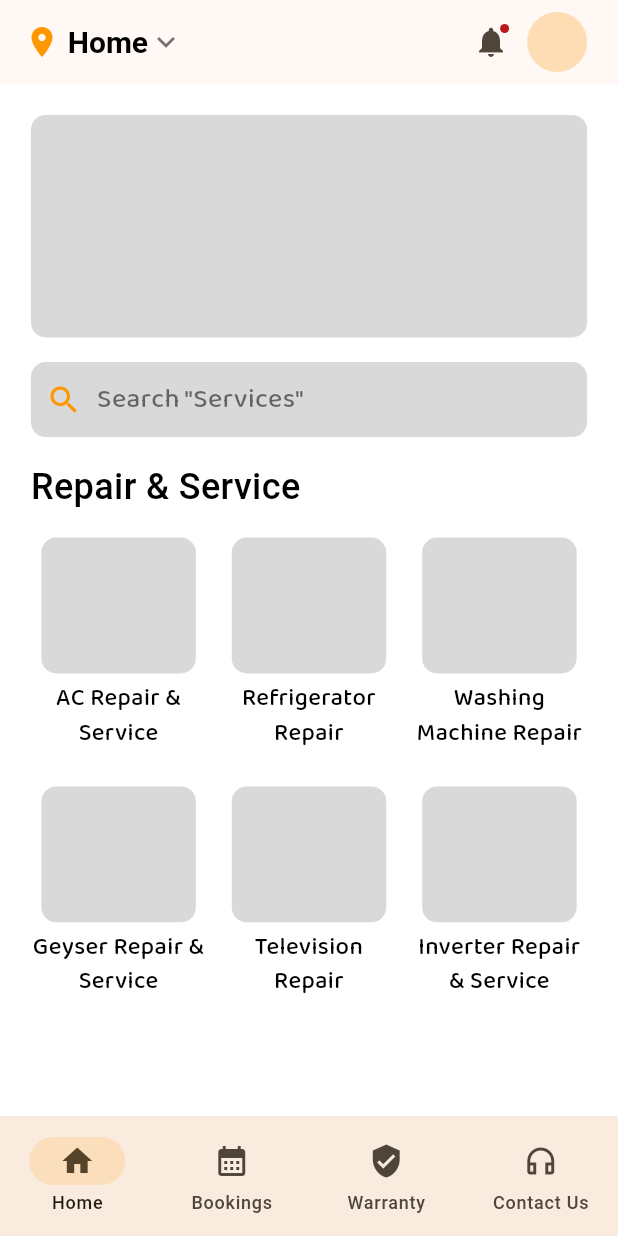
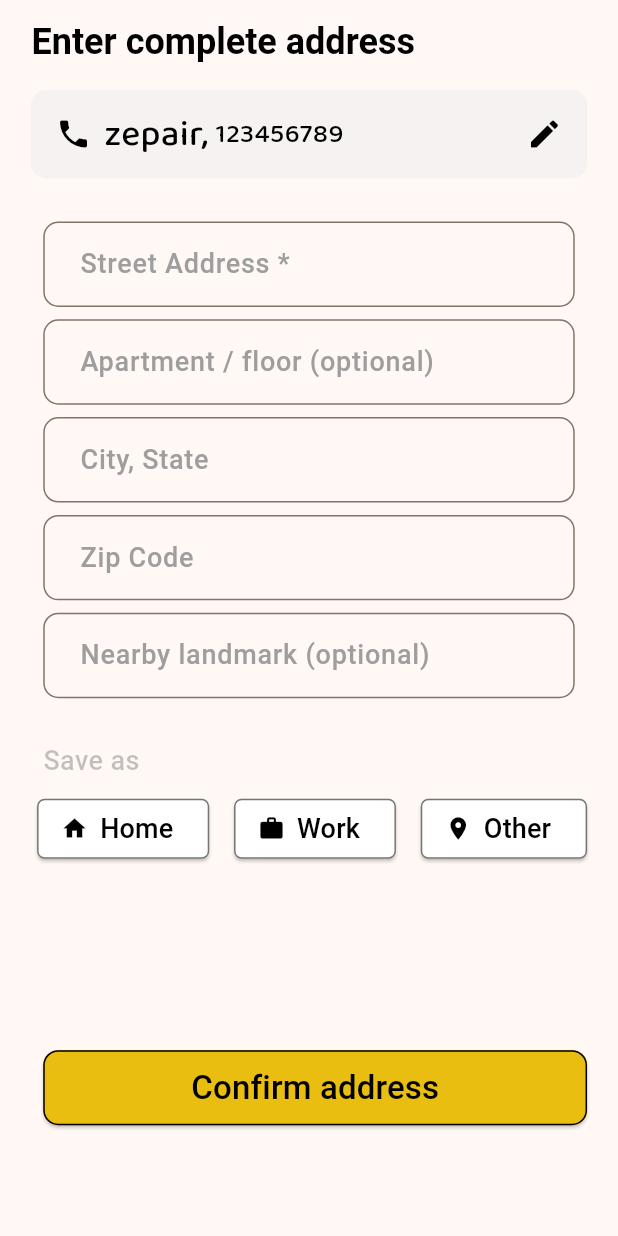
Before and after one commit to YesShubham01/zepair, a Flutter app: the screen it shows after launch, on a phone screen of 412 x 824 dp. Run offline on Flutter 3.47's test engine with Material 3 defaults, Android fonts, the phone set to English and light mode, and no system bars; our stand-ins replace gap, lottie, pinput; missing offline and left inert: disclosure; Roboto replaces fonts that are missing (SF-Pro).

Commit message:
complete_address complete

```diff
--- a/lib/main.dart
+++ b/lib/main.dart
@@ -2,6 +2,7 @@ import 'package:flutter/material.dart';
 import 'package:zepair/modules/Home%20Pages/home_page.dart';
 import 'package:zepair/modules/Home%20Pages/home_screen.dart';
 import 'package:zepair/modules/Splash%20Page/splash_page.dart';
+import 'package:zepair/modules/complete_address/complete_address.dart';
 import 'package:zepair/utils/constants/colors.dart';
 
 void main() {
@@ -24,7 +25,7 @@ class ZepairApp extends StatelessWidget {
       debugShowCheckedModeBanner: false,
 
       // call here the page you are working on.
-      home: const HomeScreen(),
+      home: const AddressForm(userName: "zepair", userPhone: "123456789"),
     );
   }
 }
--- /dev/null
+++ b/lib/modules/complete_address/complete_address.dart
@@ -0,0 +1,92 @@
+import 'package:flutter/material.dart';
+import 'package:gap/gap.dart';
+import 'package:zepair/utils/custom%20widgets/custom_text.dart';
+
+import '../../utils/custom widgets/custom_appbar.dart';
+import 'support_widget/confirm_button.dart';
+import 'support_widget/custom_save_button.dart';
+import 'support_widget/custom_text_field.dart';
+
+class AddressForm extends StatelessWidget {
+  final String userName;
+  final String userPhone;
+
+  const AddressForm({super.key, required this.userName, required this.userPhone});
+
+  @override
+  Widget build(BuildContext context) {
+    var size = MediaQuery.of(context).size;
+    double w = size.width;
+    double h = size.height;
+
+    return Scaffold(
+      appBar: const CustomAppBar(title: "Enter complete address"),
+      body: SingleChildScrollView( // ✅ Prevents overflow when keyboard appears
+        child: Padding(
+          padding: EdgeInsets.symmetric(horizontal: w * 0.05, vertical: h * 0.005),
+          child: Column(
+            crossAxisAlignment: CrossAxisAlignment.start,
+            children: [
+              // User Info Container
+              Container(
+                padding: EdgeInsets.symmetric(horizontal: w * 0.04, vertical: h * 0.015),
+                decoration: BoxDecoration(
+                  color: Color.fromARGB(205, 242, 240, 240),
+                  borderRadius: BorderRadius.circular(10),
+                ),
+                child: Row(
+                  children: [
+                    const Icon(Icons.phone, color: Colors.black),
+                    SizedBox(width: w * 0.02),
+                    CustomText(text: "$userName, ", fontFamily: FontType.balooBhai2, color: Colors.black),
+                    CustomText(text: userPhone, fontFamily: FontType.balooBhai2, size: 18, color: Colors.black),
+                    const Spacer(),
+                    GestureDetector(
+                      onTap: () {
+                        // Handle edit action here (e.g., open a dialog)
+                        print("Edit icon clicked!");
+                      },
+                      child: const Icon(Icons.edit, color: Colors.black),
+                    ),
+                  ],
+                ),
+              ),
+              SizedBox(height: h * 0.03),
+
+              // Address Input Fields
+              CustomTextField(hintText: "Street Address *"),
+              CustomTextField(hintText: "Apartment / floor (optional)"),
+              CustomTextField(hintText: "City, State"),
+              CustomTextField(hintText: "Zip Code"),
+              CustomTextField(hintText: "Nearby landmark (optional)"),
+
+              SizedBox(height: h * 0.03),
+
+              // Save As Section
+              Padding(
+                padding: EdgeInsets.only(left: 0.02 * w),
+                child: const CustomText(text: "Save as", fontFamily: FontType.sfPro, color: Color.fromARGB(60, 0, 0, 0), size: 18),
+              ),
+              SizedBox(height: h * 0.01),
+              Row(
+                mainAxisAlignment: MainAxisAlignment.spaceBetween,
+                children: [
+                  SaveAsButton(icon: Icons.home, label: "Home"),
+                  Gap(w * 0.001),
+                  SaveAsButton(icon: Icons.work, label: "Work"),
+                  Gap(w * 0.001),
+                  SaveAsButton(icon: Icons.location_on, label: "Other"),
+                ],
+              ),
+
+              Gap(h * 0.15),
+
+              // Confirm Button
+              ConfirmButton(),
+            ],
+          ),
+        ),
+      ),
+    );
+  }
+}
--- /dev/null
+++ b/lib/modules/complete_address/support_widget/confirm_button.dart
@@ -0,0 +1,34 @@
+import 'package:flutter/material.dart';
+import 'package:zepair/utils/custom%20widgets/custom_text.dart';
+
+class ConfirmButton extends StatelessWidget {
+  late double h;
+  late double w;
+ ConfirmButton({super.key});
+
+
+  @override
+  Widget build(BuildContext context) {
+    var dimensions = MediaQuery.of(context).size;
+    w = dimensions.width;
+    h = dimensions.height;
+    return SizedBox(
+      width: double.infinity,
+      height: 50,
+      child: Padding(
+        padding: EdgeInsets.only(left: 0.02*w,right: 0.04),
+        child: ElevatedButton(
+
+          style: ElevatedButton.styleFrom(
+
+            backgroundColor: Color.fromARGB(255, 234, 190, 17),
+            shape: RoundedRectangleBorder(borderRadius: BorderRadius.circular(10)),
+            side: BorderSide(color: Colors.black)
+          ),
+          onPressed: () {},
+          child: CustomText(text: "Confirm address",fontFamily: FontType.sfPro,size: 22,color: Colors.black,)
+        ),
+      ),
+    );
+  }
+}
--- /dev/null
+++ b/lib/modules/complete_address/support_widget/custom_save_button.dart
@@ -0,0 +1,31 @@
+import 'package:flutter/material.dart';
+import 'package:zepair/utils/custom%20widgets/custom_text.dart';
+
+class SaveAsButton extends StatelessWidget {
+  final IconData icon;
+  final String label;
+  late double h;
+  late double w;
+
+   SaveAsButton({super.key, required this.icon, required this.label});
+
+  @override
+  Widget build(BuildContext context) {
+     var dimensions = MediaQuery.of(context).size;
+    w = dimensions.width;
+    h = dimensions.height;
+
+    return Padding(
+      padding:  EdgeInsets.only(left: 0.01*w),
+      child: ElevatedButton.icon(
+        style: ElevatedButton.styleFrom(
+          backgroundColor: Colors.white,
+          shape: RoundedRectangleBorder(borderRadius: BorderRadius.circular(5), side: const BorderSide(color: Colors.black54)),
+        ),
+        onPressed: () {},
+        icon: Icon(icon, color: Colors.black),
+        label:CustomText(text:label, size:18,color:Colors.black ,fontFamily: FontType.sfPro,)),
+    );
+
+  }
+}
--- /dev/null
+++ b/lib/modules/complete_address/support_widget/custom_text_field.dart
@@ -0,0 +1,32 @@
+import 'package:flutter/material.dart';
+import 'package:zepair/utils/custom%20widgets/custom_text.dart';
+
+class CustomTextField extends StatelessWidget {
+  final String hintText;
+  late double h;
+  late double w;
+
+   CustomTextField({super.key, required this.hintText});
+
+  @override
+  Widget build(BuildContext context) {
+    var dimensions = MediaQuery.of(context).size;
+    w = dimensions.width;
+    h = dimensions.height;
+    return Padding(
+      padding:  EdgeInsets.symmetric(horizontal: w * 0.02, vertical: h * 0.005),
+      child: TextField(
+        decoration: InputDecoration(
+          hintText: null,
+          border: OutlineInputBorder(borderRadius: BorderRadius.circular(10)),
+          contentPadding:  EdgeInsets.only(left: 0.05*w,top: 0.02*h ,bottom: 0.02*h ),
+          label: CustomText(text: hintText,
+          size: 18,
+          color:Colors.grey ,
+          fontFamily: FontType.sfPro,
+          )
+        ),
+      ),
+    );
+  }
+}
```
